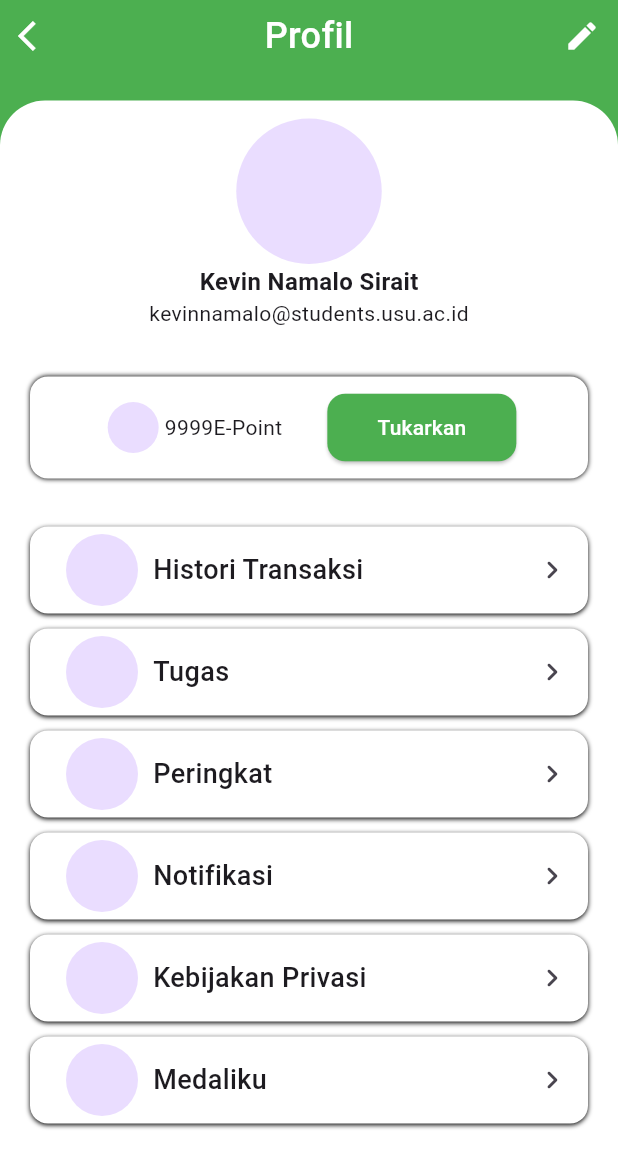
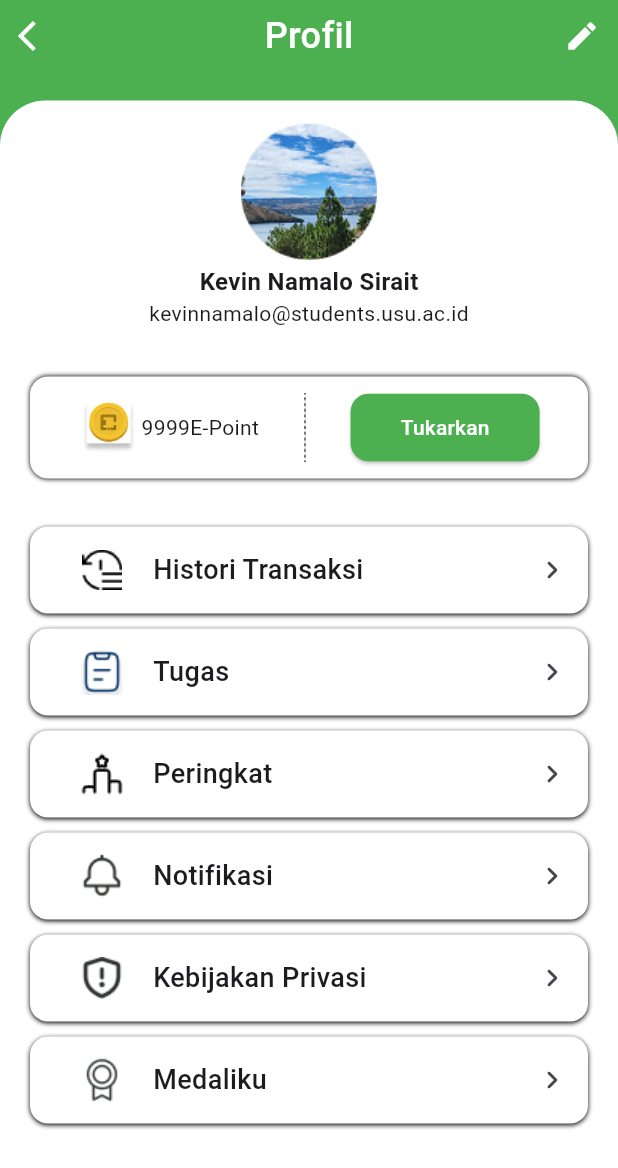
Before and after one commit to kevinnsrt/prak_pm, a Flutter app: the ProfilePage screen opened directly, after a tap on the "edit" icon, on a phone screen of 412 x 824 dp. Shown: the top 1168 px of the screen. Run offline on Flutter 3.47's test engine with Material 3 defaults, Android fonts, the phone set to English and light mode, and no system bars.

Commit message:
fix goal

```diff
--- a/lib/components/profile_widget/menu_list.dart
+++ b/lib/components/profile_widget/menu_list.dart
@@ -2,6 +2,7 @@ import 'package:flutter/material.dart';
 
 Widget MenuList({
   required String title,
+  required String file,
 }) => Container(
   width: 372,
   height: 58,
@@ -17,7 +18,9 @@ Widget MenuList({
       Row(
         children: [
           const SizedBox(width: 24),
-          SizedBox(width: 48, height: 48, child: CircleAvatar()),
+          SizedBox(width: 48, height: 48, child:
+          Image.asset("assets/$file")
+          ),
 
           SizedBox(width: 10),
 
--- a/lib/screen/profile.dart
+++ b/lib/screen/profile.dart
@@ -1,5 +1,6 @@
 import 'package:flutter/material.dart';
 import 'package:prak_pm/components/profile_widget/menu_list.dart';
+import 'package:prak_pm/screen/login.dart';
 
 class ProfilePage extends StatefulWidget {
   const ProfilePage({super.key});
@@ -20,56 +21,74 @@ class _ProfilePageState extends State<ProfilePage> {
               child: Row(
                 mainAxisAlignment: MainAxisAlignment.spaceBetween,
                 children: [
-                  IconButton(onPressed: (){
+                  IconButton(
+                    onPressed: () {
+                      Navigator.push(
+                        context,
+                        MaterialPageRoute<void>(
+                          builder: (context) => const LoginPage(),
+                        ),
+                      );
+                    },
+                    icon: Icon(Icons.arrow_back_ios, color: Colors.white),
+                  ),
 
-                  }, icon: Icon(Icons.arrow_back_ios,color: Colors.white,)),
+                  Text(
+                    "Profil",
+                    style: TextStyle(
+                      fontSize: 24,
+                      fontWeight: FontWeight.w500,
+                      color: Colors.white,
+                    ),
+                  ),
 
-                  Text("Profil",style: TextStyle(fontSize: 24,fontWeight: FontWeight.w500,color: Colors.white),),
-
-                  IconButton(onPressed: (){
-
-                  }, icon: Icon(Icons.edit,color: Colors.white,))
+                  IconButton(
+                    onPressed: () {},
+                    icon: Icon(Icons.edit, color: Colors.white),
+                  ),
                 ],
               ),
             ),
 
-            const SizedBox(height: 19,),
+            const SizedBox(height: 19),
 
             Expanded(
-              child:
-            Container(
-              padding: EdgeInsets.only(
-                top: 12
-              ),
+              child: Container(
+                padding: EdgeInsets.only(top: 12),
                 width: double.infinity,
                 decoration: BoxDecoration(
                   color: Colors.white,
                   borderRadius: BorderRadius.only(
                     topLeft: Radius.circular(30),
-                  topRight: Radius.circular(30)
-                )
+                    topRight: Radius.circular(30),
+                  ),
                 ),
                 child: Column(
                   children: [
                     SizedBox(
                       width: 99,
                       height: 97,
-                    child: CircleAvatar(),
+                      child: Image.asset("assets/profile_pic.png"),
                     ),
 
-                  Text("Kevin Namalo Sirait",style: TextStyle(fontWeight: FontWeight.bold,fontSize: 16),),
-                  Text("kevinnamalo@students.usu.ac.id",style: TextStyle(fontSize: 14),),
+                    Text(
+                      "Kevin Namalo Sirait",
+                      style: TextStyle(
+                        fontWeight: FontWeight.bold,
+                        fontSize: 16,
+                      ),
+                    ),
+                    Text(
+                      "kevinnamalo@students.usu.ac.id",
+                      style: TextStyle(fontSize: 14),
+                    ),
 
-                  SizedBox(height: 32,),
+                    SizedBox(height: 32),
 
                     Container(
                       decoration: BoxDecoration(
                         borderRadius: BorderRadius.circular(12),
-                      boxShadow: [
-                        BoxShadow(
-                          blurRadius: 2
-                        )
-                      ],
+                        boxShadow: [BoxShadow(blurRadius: 2)],
                         color: Colors.white,
                       ),
                       width: 372,
@@ -82,35 +101,41 @@ class _ProfilePageState extends State<ProfilePage> {
                               SizedBox(
                                 width: 42,
                                 height: 34,
-                              child: CircleAvatar(),
+                                child: Image.asset("assets/coin.png"),
                               ),
 
                               Text("9999"),
-                            Text("E-Point"),
+                              Text("E-Point",),
 
-                            SizedBox(width: 30,),
+                              SizedBox(width: 30),
+
+                              Image.asset("assets/line.png"),
+
+                              SizedBox(width: 30),
 
                               SizedBox(
                                 width: 126,
                                 height: 45,
                                 child: ElevatedButton(
                                   style: ElevatedButton.styleFrom(
-                                shape: RoundedRectangleBorder(borderRadius: BorderRadiusGeometry.circular(12)),
+                                    shape: RoundedRectangleBorder(
+                                      borderRadius:
+                                          BorderRadiusGeometry.circular(12),
+                                    ),
                                     backgroundColor: Colors.green,
-                                foregroundColor: Colors.white
+                                    foregroundColor: Colors.white,
                                   ),
-                              onPressed: (){
-
-                            }, child: Text("Tukarkan")),
-                            )
+                                  onPressed: () {},
+                                  child: Text("Tukarkan"),
+                                ),
+                              ),
                             ],
                           ),
-
                         ],
                       ),
                     ),
 
-                  SizedBox(height: 32,),
+                    SizedBox(height: 32),
 
                     Container(
                       width: 372,
@@ -118,10 +143,7 @@ class _ProfilePageState extends State<ProfilePage> {
                       decoration: BoxDecoration(
                         borderRadius: BorderRadius.circular(12),
                         boxShadow: [
-                        BoxShadow(
-                          offset: Offset(0, 1),
-                          blurRadius: 2
-                        )
+                          BoxShadow(offset: Offset(0, 1), blurRadius: 2),
                         ],
                         color: Colors.white,
                       ),
@@ -131,43 +153,50 @@ class _ProfilePageState extends State<ProfilePage> {
                         children: [
                           Row(
                             children: [
-
-                            const SizedBox(width: 24,),
+                              const SizedBox(width: 24),
                               SizedBox(
                                 width: 48,
                                 height: 48,
-                              child: CircleAvatar(),
+                                child: Image.asset("assets/history.png"),
                               ),
 
-                            SizedBox(width: 10,),
+                              SizedBox(width: 10),
 
-                            Text("Histori Transaksi",style: TextStyle(fontSize: 18,fontWeight: FontWeight.w500),),
+                              Text(
+                                "Histori Transaksi",
+                                style: TextStyle(
+                                  fontSize: 18,
+                                  fontWeight: FontWeight.w500,
+                                ),
+                              ),
                             ],
                           ),
 
-                        IconButton(onPressed: (){}, icon: Icon(Icons.keyboard_arrow_right_rounded))
-
+                          IconButton(
+                            onPressed: () {},
+                            icon: Icon(Icons.keyboard_arrow_right_rounded),
+                          ),
                         ],
                       ),
                     ),
-                  SizedBox(height: 10,),
-                  MenuList(title: "Tugas"),
+                    SizedBox(height: 10),
+                    MenuList(title: "Tugas",file: "tugas.png"),
 
-                  SizedBox(height: 10,),
-                  MenuList(title: "Peringkat"),
+                    SizedBox(height: 10),
+                    MenuList(title: "Peringkat",file: "peringkat.png"),
 
-                  SizedBox(height: 10,),
-                  MenuList(title: "Notifikasi"),
+                    SizedBox(height: 10),
+                    MenuList(title: "Notifikasi",file: "notifikasi.png"),
 
-                  SizedBox(height: 10,),
-                  MenuList(title: "Kebijakan Privasi"),
+                    SizedBox(height: 10),
+                    MenuList(title: "Kebijakan Privasi",file: "kebijakan_privasi.png"),
 
-                  SizedBox(height: 10,),
-                  MenuList(title: "Medaliku")
+                    SizedBox(height: 10),
+                    MenuList(title: "Medaliku",file: "medali.png"),
                   ],
                 ),
-            ))
-
+              ),
+            ),
           ],
         ),
       ),
```
Also changed, not shown: pubspec.yaml (+12 -0 lines), assets/coin.png (added), assets/history.png (added), assets/kebijakan_privasi.png (added), assets/line.png (added), assets/medali.png (added), assets/notifikasi.png (added), assets/password.png (added), assets/peringkat.png (added), assets/profile_pic.png (added), assets/pusat_bantuan.png (added), assets/roblox.png (added), assets/tugas.png (added). Lines whose indentation alone changed are shown as unchanged.
